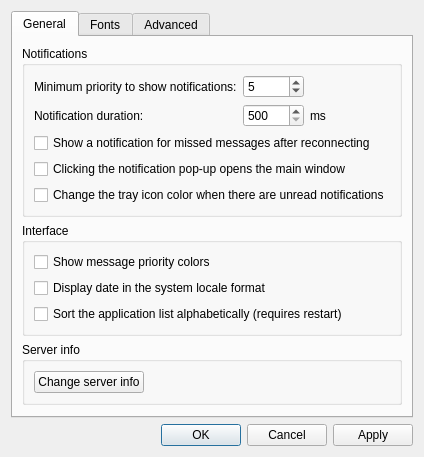
Old version of the form gotify_tray/gui/designs/widget_settings.ui in the repository xuejianbin/gotify-tray.
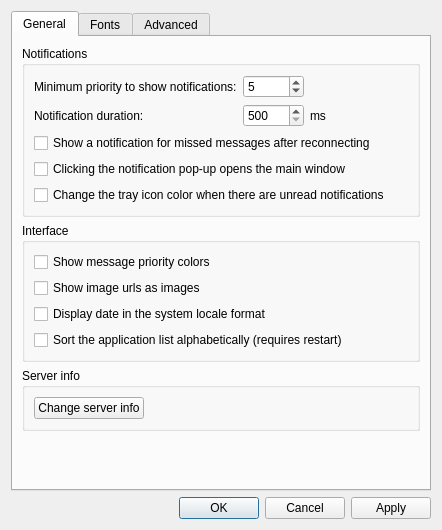
New version of the form.

Commit message: add option to disable showing image urls as images

The edit to the form file:
```diff
--- a/gotify_tray/gui/designs/widget_settings.ui
+++ b/gotify_tray/gui/designs/widget_settings.ui
@@ -6,8 +6,8 @@
    <rect>
     <x>0</x>
     <y>0</y>
-    <width>415</width>
-    <height>446</height>
+    <width>442</width>
+    <height>530</height>
    </rect>
   </property>
   <property name="windowTitle">
@@ -141,6 +141,13 @@
             </property>
            </widget>
           </item>
+          <item>
+           <widget class="QCheckBox" name="cb_image_urls">
+            <property name="text">
+             <string>Show image urls as images</string>
+            </property>
+           </widget>
+          </item>
           <item>
            <widget class="QCheckBox" name="cb_locale">
             <property name="text">
```
Left out of the diff: 19 changed lines with no effect on the pictures. The commit also changes 4 other files.
